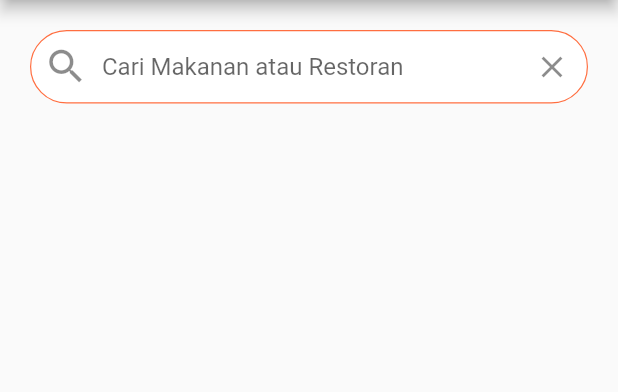
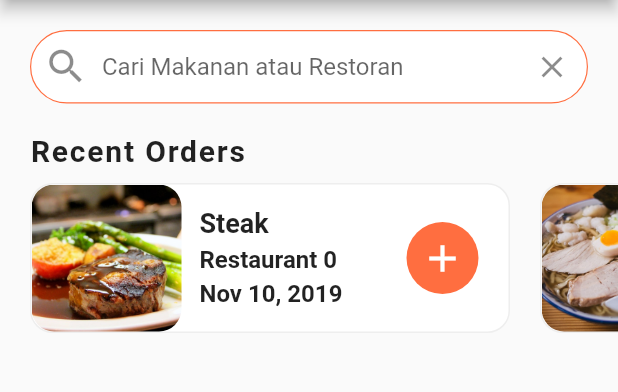
Before and after one commit to Tobils/dev-app, a Flutter app: the screen it shows after launch, on a phone screen of 412 x 824 dp, the part 84-476 px from its top. Run offline on Flutter 3.47's test engine with Material 2 defaults, Android fonts, the phone set to English and light mode, and no system bars.

Commit message:
adding recents order

```diff
--- a/food_delivery_ui/lib/screens/home_screen.dart
+++ b/food_delivery_ui/lib/screens/home_screen.dart
@@ -1,5 +1,6 @@
 import 'package:flutter/material.dart';
 import 'package:food_delivery_ui/data/data.dart';
+import 'package:food_delivery_ui/widgets/recent_orders.dart';
 
 class HomeScreen extends StatefulWidget {
   @override
@@ -48,7 +49,8 @@ class _HomeScreenState extends State<HomeScreen> {
                         size: 30.0,
                       ),
                       suffixIcon: IconButton(
-                          icon: Icon(Icons.clear), onPressed: () {}))))
+                          icon: Icon(Icons.clear), onPressed: () {})))),
+          RecentOrders(),
         ],
       ),
     );
--- /dev/null
+++ b/food_delivery_ui/lib/widgets/recent_orders.dart
@@ -0,0 +1,114 @@
+import 'package:flutter/material.dart';
+import 'package:food_delivery_ui/data/data.dart';
+import 'package:food_delivery_ui/models/order.dart';
+
+class RecentOrders extends StatelessWidget {
+  _buildRecentOrder(BuildContext context, Order order) {
+    return Container(
+      margin: EdgeInsets.all(10.0),
+      width: 320.0,
+      decoration: BoxDecoration(
+          color: Colors.white,
+          borderRadius: BorderRadius.circular(15.0),
+          border: Border.all(width: 1.0, color: Colors.grey[200])),
+      child: Row(
+          mainAxisAlignment: MainAxisAlignment.spaceBetween,
+          children: <Widget>[
+            Expanded(
+              child: Row(
+                children: <Widget>[
+                  ClipRRect(
+                    borderRadius: BorderRadius.circular(15.0),
+                    child: Image(
+                      height: 100.0,
+                      width: 100.0,
+                      image: AssetImage(order.food.imageUrl),
+                      fit: BoxFit.cover,
+                    ),
+                  ),
+                  Expanded(
+                    child: Container(
+                      margin: EdgeInsets.all(12.0),
+                      child: Column(
+                        mainAxisAlignment: MainAxisAlignment.center,
+                        crossAxisAlignment: CrossAxisAlignment.start,
+                        children: <Widget>[
+                          Text(
+                            order.food.name,
+                            style: TextStyle(
+                                fontSize: 18.0, fontWeight: FontWeight.bold),
+                            overflow: TextOverflow.ellipsis,
+                          ),
+                          SizedBox(
+                            height: 4.0,
+                          ),
+                          Text(
+                            order.restaurant.name,
+                            style: TextStyle(
+                                fontSize: 16.0, fontWeight: FontWeight.w600),
+                            overflow: TextOverflow.ellipsis,
+                          ),
+                          SizedBox(
+                            height: 4.0,
+                          ),
+                          Text(
+                            order.date,
+                            style: TextStyle(
+                                fontSize: 16.0, fontWeight: FontWeight.w600),
+                            overflow: TextOverflow.ellipsis,
+                          )
+                        ],
+                      ),
+                    ),
+                  )
+                ],
+              ),
+            ),
+            Container(
+              margin: EdgeInsets.only(right: 20.0),
+              decoration: BoxDecoration(
+                  color: Theme.of(context).primaryColor,
+                  borderRadius: BorderRadius.circular(30.0)),
+              child: IconButton(
+                icon: Icon(Icons.add),
+                iconSize: 30.0,
+                color: Colors.white,
+                onPressed: () {},
+              ),
+            ),
+          ]),
+    );
+  }
+
+  @override
+  Widget build(BuildContext context) {
+    return Column(
+      crossAxisAlignment: CrossAxisAlignment.start,
+      children: <Widget>[
+        Padding(
+          padding: EdgeInsets.symmetric(horizontal: 20.0),
+          child: Text(
+            'Recent Orders',
+            style: TextStyle(
+                fontSize: 20.0,
+                fontWeight: FontWeight.w600,
+                letterSpacing: 1.2),
+          ),
+        ),
+        Container(
+          height: 120.0,
+          child: ListView.builder(
+            physics: BouncingScrollPhysics(),
+            padding: EdgeInsets.only(left: 10.0),
+            scrollDirection: Axis.horizontal,
+            itemCount: currentUser.orders.length,
+            itemBuilder: (BuildContext context, int index) {
+              Order order = currentUser.orders[index];
+              return _buildRecentOrder(context, order);
+            },
+          ),
+        ),
+      ],
+    );
+  }
+}
```
Also changed, not shown: food_delivery_ui/screen-shot/recent-orders.png (added), 1 other file.
